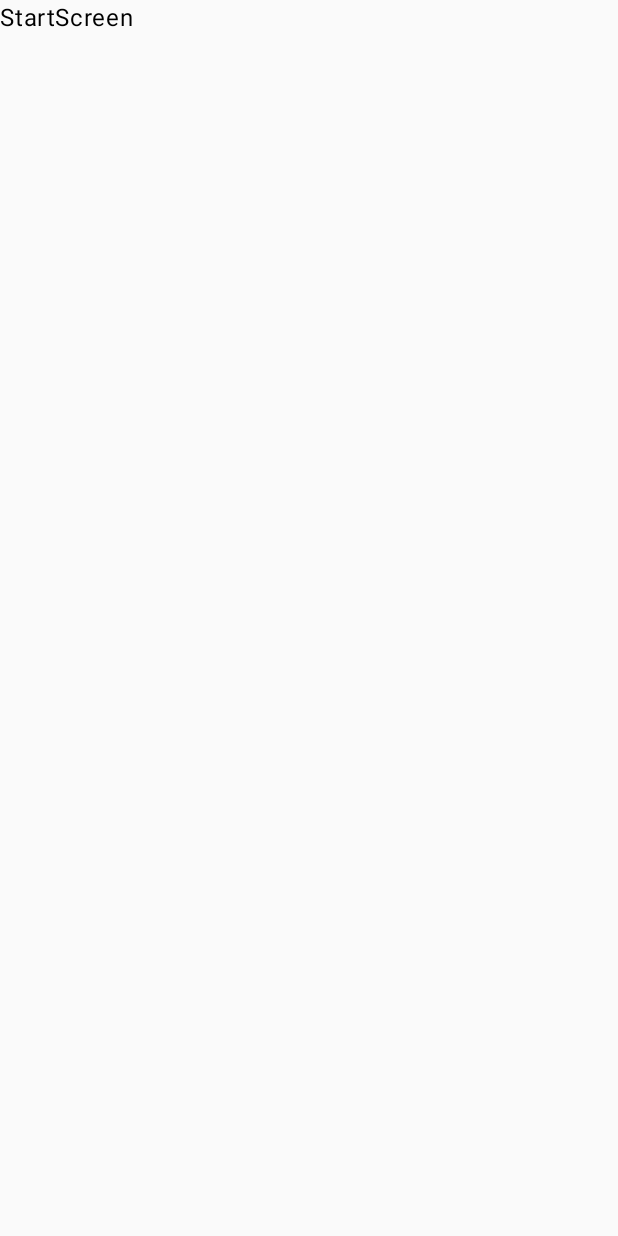
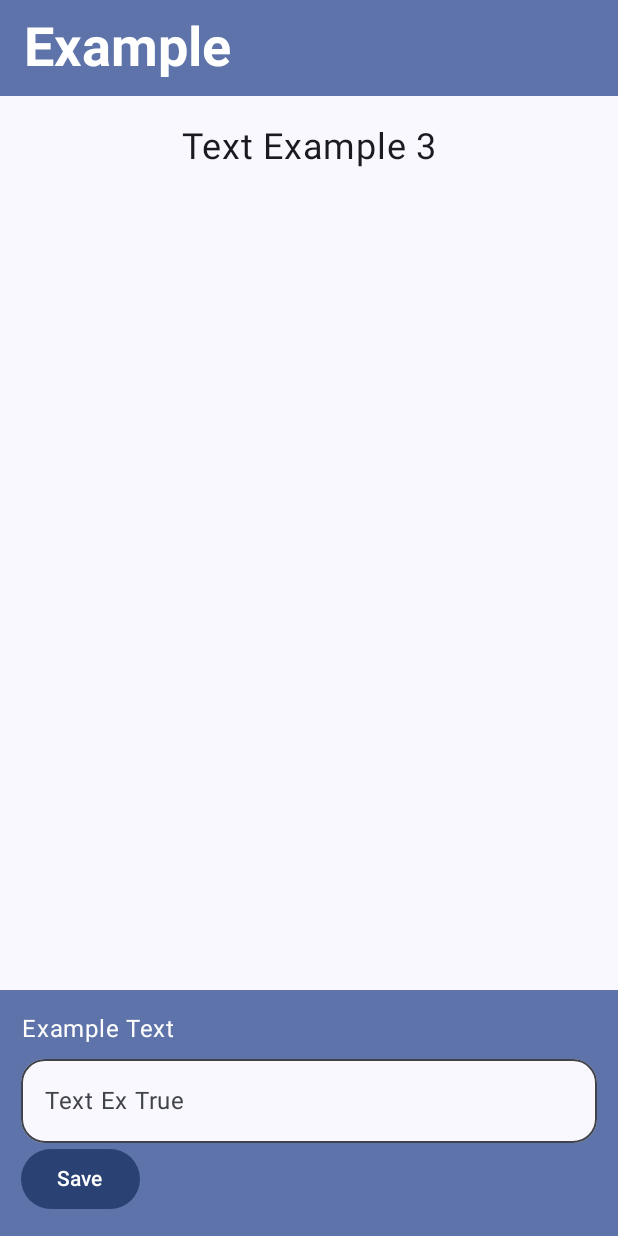
Before and after one commit to stoneerDev/MobileDev-mobileTreasureHunt, an Android app built with Jetpack Compose: the screen it shows after launch (MainActivity), on a phone screen of 412 x 824 dp. Before the commit the screen is almost empty. Run offline under Robolectric (Android 15) with nearby library versions, the phone set to English and light mode, and no system bars.

Commit message:
Permission Request Working, Try Location

```diff
--- a/app/build.gradle.kts
+++ b/app/build.gradle.kts
@@ -46,6 +46,7 @@ dependencies {
     implementation(libs.androidx.compose.ui.tooling.preview)
     implementation(libs.androidx.core.ktx)
     implementation(libs.androidx.lifecycle.runtime.ktx)
+    implementation(libs.androidx.lifecycle.viewmodel.compose)
     implementation("com.google.android.gms:play-services-location:21.4.0")
     testImplementation(libs.junit)
     androidTestImplementation(platform(libs.androidx.compose.bom))
--- a/app/src/main/java/com/example/a6_mobile_treasure_hunt/MainActivity.kt
+++ b/app/src/main/java/com/example/a6_mobile_treasure_hunt/MainActivity.kt
@@ -10,43 +10,83 @@
 
 package com.example.a6_mobile_treasure_hunt
 
+import android.Manifest
+import android.content.pm.PackageManager
 import android.os.Bundle
 import androidx.activity.ComponentActivity
+import androidx.activity.compose.rememberLauncherForActivityResult
 import androidx.activity.compose.setContent
 import androidx.activity.enableEdgeToEdge
+import androidx.activity.result.contract.ActivityResultContracts
 import androidx.compose.foundation.layout.fillMaxSize
 import androidx.compose.foundation.layout.padding
 import androidx.compose.material3.Scaffold
 import androidx.compose.material3.Text
 import androidx.compose.runtime.Composable
+import androidx.compose.runtime.LaunchedEffect
+import androidx.compose.runtime.mutableStateOf
+import androidx.compose.runtime.remember
 import androidx.compose.ui.Modifier
+import androidx.compose.ui.platform.LocalContext
 import androidx.compose.ui.tooling.preview.Preview
+import androidx.core.content.ContextCompat
+import com.example.a6_mobile_treasure_hunt.ui.TreasureHuntViewModel
 import com.example.a6_mobile_treasure_hunt.ui.theme.A6_mobile_treasure_huntTheme
+import com.google.android.gms.location.FusedLocationProviderClient
+import com.google.android.gms.location.LocationServices
+import androidx.lifecycle.viewmodel.compose.viewModel
 
+//REF: Using Android Location Services Codelab
 class MainActivity : ComponentActivity() {
+
     override fun onCreate(savedInstanceState: Bundle?) {
         super.onCreate(savedInstanceState)
         enableEdgeToEdge()
         setContent {
             A6_mobile_treasure_huntTheme {
-                MobileTreasureHuntApp()
+
+                //Create viewModel here to save permissions
+                val treasureHuntViewModel: TreasureHuntViewModel = viewModel()
+                val context = LocalContext.current
+
+                //request permission REF: Codelab, but moving location init to viewModel
+                val permissionRequest = rememberLauncherForActivityResult(
+                    contract = ActivityResultContracts.RequestPermission()
+                ) { permissionGranted: Boolean ->
+                    treasureHuntViewModel.updatePermissionStatus(permissionGranted)
+                }
+
+                LaunchedEffect(Unit) {
+                    when {
+                        ContextCompat.checkSelfPermission(
+                            this@MainActivity,
+                            Manifest.permission.ACCESS_FINE_LOCATION
+                        ) == PackageManager.PERMISSION_GRANTED -> {
+                            treasureHuntViewModel.updatePermissionStatus(true)
+                        }
+
+                        else -> {
+                            permissionRequest.launch(Manifest.permission.ACCESS_FINE_LOCATION)
+                        }
+                    }
+                }
+
+
+                MobileTreasureHuntApp(
+                    treasureHuntViewModel = treasureHuntViewModel
+                )
             }
         }
     }
 }
 
-@Composable
-fun Greeting(name: String, modifier: Modifier = Modifier) {
-    Text(
-        text = "Hello $name!",
-        modifier = modifier
-    )
-}
+
+
 
 @Preview(showBackground = true)
 @Composable
-fun GreetingPreview() {
+fun MobileTreasureHuntPreview() {
     A6_mobile_treasure_huntTheme {
-        Greeting("Android")
+        MobileTreasureHuntApp()
     }
 }
--- a/app/src/main/java/com/example/a6_mobile_treasure_hunt/MobileTreasureHunt.kt
+++ b/app/src/main/java/com/example/a6_mobile_treasure_hunt/MobileTreasureHunt.kt
@@ -1,11 +1,14 @@
 package com.example.a6_mobile_treasure_hunt
 
 import androidx.compose.runtime.Composable
+import androidx.lifecycle.viewmodel.compose.viewModel
+import com.example.a6_mobile_treasure_hunt.ui.ClueScreen
 import com.example.a6_mobile_treasure_hunt.ui.StartScreen
+import com.example.a6_mobile_treasure_hunt.ui.TreasureHuntViewModel
 
 @Composable
 fun MobileTreasureHuntApp(
-
+    treasureHuntViewModel: TreasureHuntViewModel = viewModel()
 ) {
-    StartScreen()
+    ClueScreen()
 }
--- /dev/null
+++ b/app/src/main/java/com/example/a6_mobile_treasure_hunt/model/Location.kt
@@ -0,0 +1,12 @@
+package com.example.a6_mobile_treasure_hunt.model
+
+import androidx.annotation.StringRes
+
+data class Location(
+    @StringRes val locationNameId: Int,
+    @StringRes val locationTextId: Int,
+    val latitude: Double = 0.0,
+    val longitude: Double = 0.0
+
+
+    )
--- /dev/null
+++ b/app/src/main/java/com/example/a6_mobile_treasure_hunt/model/TreasureHuntUiState.kt
@@ -0,0 +1,6 @@
+package com.example.a6_mobile_treasure_hunt.model
+
+data class TreasureHuntUiState(
+    val currentLocation: Location? = null,
+    val permissionGranted: Boolean = false
+)
--- /dev/null
+++ b/app/src/main/java/com/example/a6_mobile_treasure_hunt/ui/ClueScreen.kt
@@ -0,0 +1,149 @@
+package com.example.a6_mobile_treasure_hunt.ui
+
+import androidx.compose.foundation.layout.Column
+import androidx.compose.foundation.layout.WindowInsets
+import androidx.compose.foundation.layout.fillMaxSize
+import androidx.compose.foundation.layout.fillMaxWidth
+import androidx.compose.foundation.layout.heightIn
+import androidx.compose.foundation.layout.imePadding
+import androidx.compose.foundation.layout.navigationBars
+import androidx.compose.foundation.layout.padding
+import androidx.compose.foundation.layout.windowInsetsPadding
+import androidx.compose.foundation.text.KeyboardActions
+import androidx.compose.foundation.text.KeyboardOptions
+import androidx.compose.material3.Button
+import androidx.compose.material3.ExperimentalMaterial3Api
+import androidx.compose.material3.MaterialTheme.colorScheme
+import androidx.compose.material3.MaterialTheme.shapes
+import androidx.compose.material3.OutlinedTextField
+import androidx.compose.material3.Scaffold
+import androidx.compose.material3.Surface
+import androidx.compose.material3.Text
+import androidx.compose.material3.TextFieldDefaults
+import androidx.compose.material3.TopAppBar
+import androidx.compose.material3.TopAppBarDefaults.topAppBarColors
+import androidx.compose.runtime.Composable
+import androidx.compose.ui.Alignment
+import androidx.compose.ui.Modifier
+import androidx.compose.ui.res.stringResource
+import androidx.compose.ui.text.font.FontWeight
+import androidx.compose.ui.text.input.ImeAction
+import androidx.compose.ui.text.style.TextAlign
+import androidx.compose.ui.unit.dp
+import androidx.compose.ui.unit.sp
+import androidx.lifecycle.viewmodel.compose.viewModel
+
+
+@OptIn(ExperimentalMaterial3Api::class)
+@Composable
+fun ClueScreen(
+    treasureHuntViewModel: TreasureHuntViewModel = viewModel()
+) {
+    Scaffold(
+        topBar = {
+            TopAppBar(
+                colors = topAppBarColors(
+                    containerColor = colorScheme.primaryContainer,
+                    titleContentColor = colorScheme.onPrimaryContainer,
+                ),
+                title = {
+                    Text(
+                        text = "Example",
+                        fontWeight = FontWeight.Bold,
+                        fontSize = 36.sp
+                    )
+                }
+            )
+        },
+        bottomBar = {
+            //Hide if Detail Already There
+            //if(currentRecommendationDetail.isBlank()) {
+
+            Surface(
+                color = colorScheme.primaryContainer,
+                tonalElevation = 3.dp,
+                modifier = Modifier.fillMaxWidth().imePadding()
+                    .windowInsetsPadding(WindowInsets.navigationBars)
+            ) {
+                //Hide if Detail Already There
+                if (true) {
+                    Column(
+                        modifier = Modifier
+                            .fillMaxWidth()
+                            .padding(14.dp),
+
+                        ) {
+                        Text(
+                            textAlign = TextAlign.Center,
+                            text = "Example Text",
+
+                            )
+
+                        OutlinedTextField(
+                            value = "",
+                            singleLine = true,
+                            shape = shapes.large,
+                            modifier = Modifier
+                                .fillMaxWidth().heightIn(min = 56.dp),
+
+                            colors = TextFieldDefaults.colors(
+                                focusedContainerColor = colorScheme.surface,
+                                unfocusedContainerColor = colorScheme.surface,
+                                disabledContainerColor = colorScheme.surface,
+                            ),
+                            onValueChange = { },
+                            label = {
+                                if (false) {
+                                    Text(
+                                        text="Text Ex False")
+                                } else {
+                                    Text(
+                                        text="Text Ex True")
+                                }
+
+
+                            },
+                            isError = false,
+                            keyboardOptions = KeyboardOptions.Default.copy(
+                                imeAction = ImeAction.Done
+                            ),
+                            keyboardActions = KeyboardActions(
+                                onDone = { }
+
+                            ))
+                        Button(
+                            onClick = { }
+
+                        ) {
+                            Text(
+                                text = "Save"
+                            )
+                        }
+
+                    }
+                }
+            }
+        }
+    ) { innerPadding ->
+        Column(
+            modifier = Modifier
+                .fillMaxSize()
+                .padding(innerPadding),
+            horizontalAlignment = Alignment.CenterHorizontally
+
+        ) {
+            Text(
+                modifier = Modifier
+                    .fillMaxSize()
+                    .padding(16.dp),
+                fontSize = 24.sp,
+                lineHeight = 36.sp,
+                textAlign = TextAlign.Center,
+                text = "Text Example 3"
+
+            )
+
+        }
+
+    }
+}
--- /dev/null
+++ b/app/src/main/java/com/example/a6_mobile_treasure_hunt/ui/TreasureHuntViewModel.kt
@@ -0,0 +1,29 @@
+package com.example.a6_mobile_treasure_hunt.ui
+
+import androidx.lifecycle.AndroidViewModel
+import androidx.lifecycle.ViewModel
+import com.example.a6_mobile_treasure_hunt.model.TreasureHuntUiState
+import kotlinx.coroutines.flow.MutableStateFlow
+import kotlinx.coroutines.flow.StateFlow
+import kotlinx.coroutines.flow.asStateFlow
+import kotlinx.coroutines.flow.update
+
+
+//REF: https://programmingheadache.com/2024/08/25/how-to-easily-integrate-gps-location-updates-in-jetpack-compose-a-5-step-guide/
+    // Google AI Summary "How to integrate a fusedLocation in a viewmodel"
+    // Using Android Location Services Codelab
+
+class TreasureHuntViewModel : ViewModel() {
+
+    private val _uiState = MutableStateFlow(TreasureHuntUiState())
+
+    val uiSTate: StateFlow<TreasureHuntUiState> = _uiState.asStateFlow()
+
+    fun updatePermissionStatus(permissionGranted: Boolean) {
+        _uiState.update { currentState ->
+            currentState.copy(permissionGranted = permissionGranted)
+        }
+
+    }
+
+}
--- a/gradle/libs.versions.toml
+++ b/gradle/libs.versions.toml
@@ -11,6 +11,7 @@ composeBom = "2026.02.01"
 
 [libraries]
 androidx-core-ktx = { group = "androidx.core", name = "core-ktx", version.ref = "coreKtx" }
+androidx-lifecycle-viewmodel-compose = { module = "androidx.lifecycle:lifecycle-viewmodel-compose", version.ref = "lifecycleRuntimeKtx" }
 junit = { group = "junit", name = "junit", version.ref = "junit" }
 androidx-junit = { group = "androidx.test.ext", name = "junit", version.ref = "junitVersion" }
 androidx-espresso-core = { group = "androidx.test.espresso", name = "espresso-core", version.ref = "espressoCore" }
```
Also changed, not shown: 1 other file.
